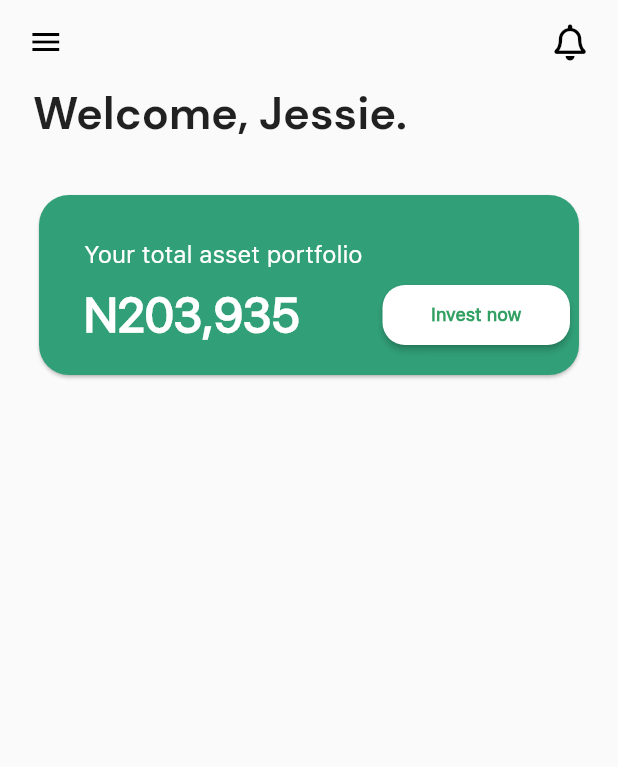
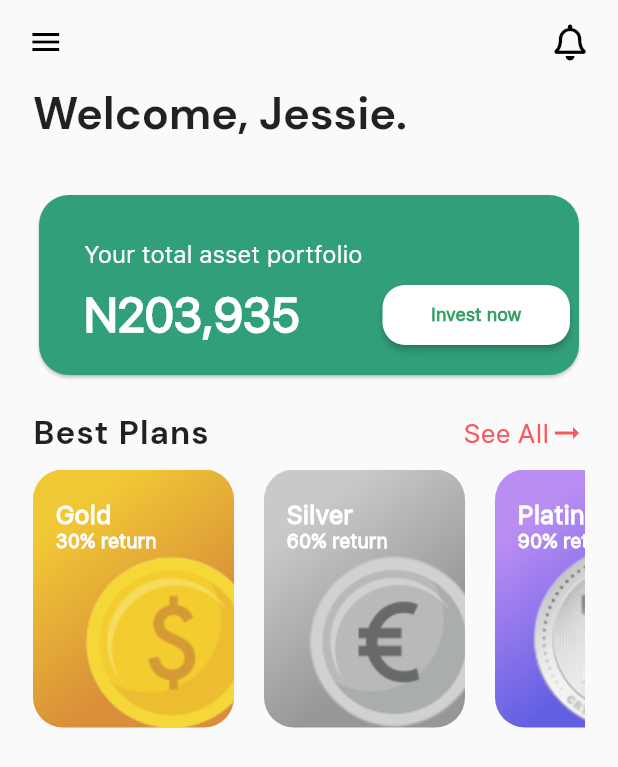
Before and after one commit to imdadAdelabou/InvestApp, a Flutter app: the HomeView screen opened by its route, on a phone screen of 412 x 824 dp. Shown: the top 767 px of the screen. Run offline on Flutter 3.47's test engine with Material 2 defaults, Android fonts, the phone set to English and light mode, and no system bars; our stand-ins replace font_awesome_flutter.

Commit message:
created plans component

```diff
--- /dev/null
+++ b/mobileApp/invest_app/lib/models/plan_model.dart
@@ -0,0 +1,16 @@
+import 'package:flutter/material.dart';
+
+class PlanModel {
+  final String usdImage;
+  final String name;
+  final Color color1;
+  final Color color2;
+  final int nb;
+  const PlanModel({
+    required this.usdImage,
+    required this.name,
+    required this.color1,
+    required this.color2,
+    required this.nb,
+  });
+}
--- a/mobileApp/invest_app/lib/utils/constants.dart
+++ b/mobileApp/invest_app/lib/utils/constants.dart
@@ -1,4 +1,5 @@
 import "package:flutter/material.dart";
+import 'package:invest_app/models/plan_model.dart';
 
 TextStyle headTitleStyle(double size) {
   return TextStyle(
@@ -20,3 +21,27 @@ TextStyle textButtonStyle = const TextStyle(
   fontSize: 12.0,
   color: Color(0xff31A062),
 );
+
+List<PlanModel> plans = const [
+  PlanModel(
+    usdImage: "assets/imgs/gold.png",
+    name: "Gold",
+    color1: Color(0xffF0C735),
+    color2: Color(0xffD98F39),
+    nb: 30,
+  ),
+  PlanModel(
+    usdImage: "assets/imgs/silver.png",
+    name: "Silver",
+    color1: Color(0xffCAC9C9),
+    color2: Color(0xff979797),
+    nb: 60,
+  ),
+  PlanModel(
+    usdImage: "assets/imgs/platnium.png",
+    name: "Platinum",
+    color1: Color(0xffBA8DF3),
+    color2: Color(0xff615EE2),
+    nb: 90,
+  ),
+];
--- a/mobileApp/invest_app/lib/views/home/home.view.dart
+++ b/mobileApp/invest_app/lib/views/home/home.view.dart
@@ -2,6 +2,7 @@ import "package:flutter/material.dart";
 import 'package:font_awesome_flutter/font_awesome_flutter.dart';
 import 'package:invest_app/utils/constants.dart';
 import 'package:invest_app/views/home/card_portfolio.dart';
+import 'package:invest_app/views/home/print_best_plan.dart';
 
 class HomeView extends StatelessWidget {
   static const String name = "/home";
@@ -42,6 +43,42 @@ class HomeView extends StatelessWidget {
               ),
               const SizedBox(height: 31.0),
               const CardPortfolio(),
+              const SizedBox(height: 20.0),
+              Row(
+                mainAxisAlignment: MainAxisAlignment.spaceBetween,
+                children: [
+                  const Text(
+                    "Best Plans",
+                    style: TextStyle(
+                      fontFamily: "DMSANS",
+                      fontWeight: FontWeight.w700,
+                      fontSize: 22.0,
+                      letterSpacing: 0.8,
+                    ),
+                  ),
+                  Row(
+                    mainAxisSize: MainAxisSize.min,
+                    children: const [
+                      Text(
+                        "See All",
+                        style: TextStyle(
+                          fontFamily: "SFPRODISPLAY",
+                          fontWeight: FontWeight.w500,
+                          fontSize: 18.0,
+                          letterSpacing: 0.8,
+                          color: Color(0xffFE555D),
+                        ),
+                      ),
+                      Icon(
+                        Icons.arrow_right_alt,
+                        color: Color(0xffFE555D),
+                      )
+                    ],
+                  )
+                ],
+              ),
+              const SizedBox(height: 10.0),
+              const PrintBestPlan(),
             ],
           ),
         ),
--- /dev/null
+++ b/mobileApp/invest_app/lib/views/home/plan_card.dart
@@ -0,0 +1,76 @@
+import "package:flutter/material.dart";
+
+class PlanCard extends StatelessWidget {
+  final String usdImage;
+  final String name;
+  final Color color1;
+  final Color color2;
+  final int nb;
+  const PlanCard({
+    Key? key,
+    required this.usdImage,
+    required this.name,
+    required this.color1,
+    required this.color2,
+    required this.nb,
+  }) : super(key: key);
+
+  @override
+  Widget build(BuildContext context) {
+    return Padding(
+      padding: const EdgeInsets.only(right: 20.0),
+      child: SizedBox(
+        width: 134,
+        height: 170,
+        child: Container(
+          decoration: BoxDecoration(
+            borderRadius: BorderRadius.circular(20.0),
+            gradient: LinearGradient(
+              colors: [
+                color1,
+                color2,
+              ],
+              begin: Alignment.topCenter,
+            ),
+          ),
+          child: Stack(
+            children: [
+              Positioned(
+                top: 20.0,
+                left: 15,
+                child: Column(
+                  crossAxisAlignment: CrossAxisAlignment.start,
+                  children: [
+                    Text(
+                      name,
+                      style: const TextStyle(
+                        fontFamily: "SFPROTEXT",
+                        fontWeight: FontWeight.w600,
+                        fontSize: 17.0,
+                        color: Colors.white,
+                      ),
+                    ),
+                    Text(
+                      "$nb% return",
+                      style: const TextStyle(
+                        fontFamily: "SFPROTEXT",
+                        fontWeight: FontWeight.w600,
+                        fontSize: 13.0,
+                        color: Colors.white,
+                      ),
+                    ),
+                  ],
+                ),
+              ),
+              Positioned(
+                top: name == "Platinum" ? 25.0 : 15.0,
+                right: name == "Platinum" ? -48 : -1,
+                child: Image.asset(usdImage),
+              ),
+            ],
+          ),
+        ),
+      ),
+    );
+  }
+}
--- /dev/null
+++ b/mobileApp/invest_app/lib/views/home/print_best_plan.dart
@@ -0,0 +1,27 @@
+import "package:flutter/material.dart";
+import 'package:invest_app/utils/constants.dart';
+import 'package:invest_app/views/home/plan_card.dart';
+
+class PrintBestPlan extends StatelessWidget {
+  const PrintBestPlan({Key? key}) : super(key: key);
+
+  @override
+  Widget build(BuildContext context) {
+    return SizedBox(
+      height: 172.0,
+      child: ListView.builder(
+        itemCount: plans.length,
+        scrollDirection: Axis.horizontal,
+        itemBuilder: (context, index) {
+          var plan = plans[index];
+          return PlanCard(
+              usdImage: plan.usdImage,
+              name: plan.name,
+              color1: plan.color1,
+              color2: plan.color2,
+              nb: plan.nb);
+        },
+      ),
+    );
+  }
+}
```
Also changed, not shown: mobileApp/invest_app/assets/imgs/gold.png (added), mobileApp/invest_app/assets/imgs/platnium.png (added), mobileApp/invest_app/assets/imgs/silver.png (added).
